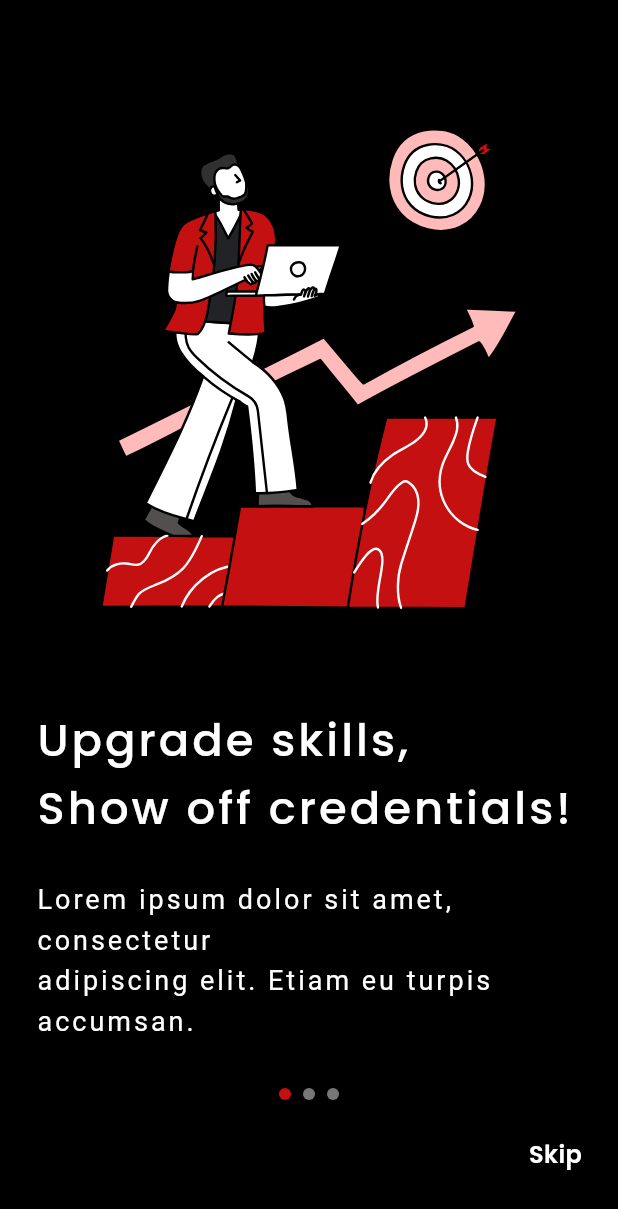
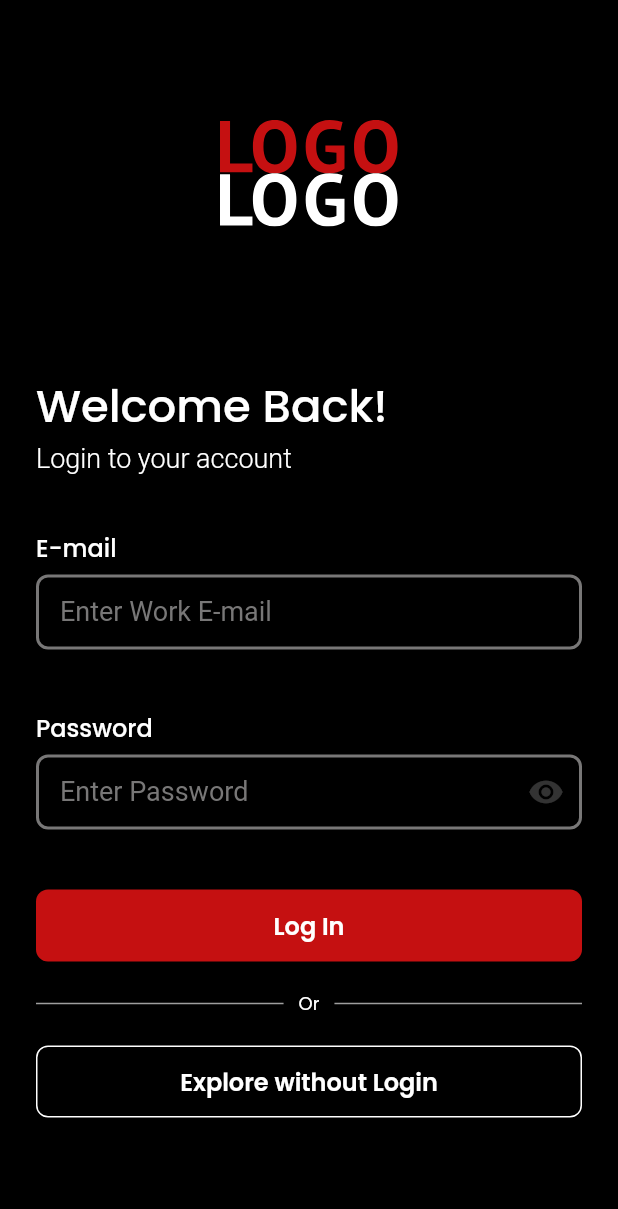
Before and after one commit to RulH19/test_mobdev, a Flutter app: the screen it shows after launch, on a phone screen of 412 x 824 dp. Shown: the top 1209 px of the screen. Run offline on Flutter 3.47's test engine with Material 3 defaults, Android fonts, the light colour scheme and no system bars; drawn by our look-alikes of carousel_slider, smooth_page_indicator; our stand-ins replace flutter_svg, google_fonts.

Commit message:
Login UI

```diff
--- a/lib/main.dart
+++ b/lib/main.dart
@@ -1,4 +1,5 @@
 import 'package:flutter/material.dart';
+import 'package:test_mobdev/screen/login_screen.dart';
 
 import 'package:test_mobdev/screen/on_board_screen.dart';
 
@@ -13,7 +14,7 @@ class MainApp extends StatelessWidget {
   Widget build(BuildContext context) {
     return MaterialApp(
       theme: ThemeData(scaffoldBackgroundColor: Colors.black),
-      home: Scaffold(body: OnBoardScreen()),
+      home: Scaffold(body: LoginScreen()),
     );
   }
 }
--- /dev/null
+++ b/lib/screen/login_screen.dart
@@ -0,0 +1,187 @@
+import 'package:flutter/material.dart';
+import 'package:flutter_svg/svg.dart';
+import 'package:test_mobdev/util/typhography/app_typhography.dart';
+import 'package:test_mobdev/util/validator/validator.dart';
+import 'package:test_mobdev/util/widgets/custom_textfield_auth.dart';
+
+class LoginScreen extends StatefulWidget {
+  const LoginScreen({super.key});
+
+  @override
+  State<LoginScreen> createState() => _LoginScreenState();
+}
+
+class _LoginScreenState extends State<LoginScreen> {
+  final TextEditingController _emailController = TextEditingController();
+  final TextEditingController _passwordController = TextEditingController();
+  final _formKey = GlobalKey<FormState>();
+  void _login() async {
+    if (_formKey.currentState!.validate()) {}
+  }
+
+  @override
+  Widget build(BuildContext context) {
+    return Scaffold(
+      body: SafeArea(
+        child: Padding(
+          padding: const EdgeInsetsDirectional.fromSTEB(24, 80, 24, 0),
+
+          child: SingleChildScrollView(
+            child: Column(
+              mainAxisAlignment: MainAxisAlignment.center,
+              children: [
+                SvgPicture.asset(
+                  height: 71,
+                  width: 120,
+                  'assets/svg/logo-login.svg',
+                  semanticsLabel: 'logo login',
+                ),
+                SizedBox(height: 104),
+
+                Form(
+                  key: _formKey,
+                  child: Column(
+                    crossAxisAlignment: CrossAxisAlignment.start,
+                    children: [
+                      Text(
+                        'Welcome Back!',
+                        style: AppTyphography.headlineHigh.copyWith(
+                          height: 1,
+                          letterSpacing: 0,
+                          fontWeight: FontWeight.w500,
+                        ),
+                      ),
+                      SizedBox(height: 10),
+                      Text(
+                        'Login to your account',
+                        style: AppTyphography.kontenHigh.copyWith(
+                          fontWeight: FontWeight.w300,
+                          height: 1.2,
+                          letterSpacing: 0,
+                        ),
+                      ),
+                      SizedBox(height: 40),
+                      Text(
+                        'E-mail',
+                        style: AppTyphography.headlineSmall.copyWith(
+                          height: 1,
+                          letterSpacing: 0,
+                        ),
+                      ),
+                      SizedBox(height: 10),
+                      CustomTextFieldAuth(
+                        hintText: 'Enter Work E-mail',
+                        controller: _emailController,
+                        validator: (_) => cekFormatEmail(_emailController.text),
+                      ),
+                      SizedBox(height: 24),
+
+                      Text(
+                        'Password',
+                        style: AppTyphography.headlineSmall.copyWith(
+                          height: 1,
+                          letterSpacing: 0,
+                        ),
+                      ),
+                      SizedBox(height: 10),
+
+                      CustomTextFieldAuth(
+                        hintText: 'Enter Password',
+                        controller: _passwordController,
+                        isPassword: true,
+                        validator: (_) => cekPassword(_passwordController.text),
+                      ),
+                      SizedBox(height: 20),
+                      GestureDetector(
+                        onTap: () {},
+                        child: Container(
+                          height: 48,
+                          decoration: BoxDecoration(
+                            color: Color(0xFFC51011),
+
+                            borderRadius: BorderRadius.circular(8),
+                          ),
+                          child: Center(
+                            child: Text(
+                              'Log In',
+                              style: AppTyphography.headlineSmall.copyWith(
+                                fontSize: 16,
+                                color: Colors.white,
+                                height: 1,
+                                letterSpacing: 0,
+                                fontWeight: FontWeight.w600,
+                              ),
+                            ),
+                          ),
+                        ),
+                      ),
+                      SizedBox(height: 20),
+
+                      Row(
+                        children: [
+                          Expanded(
+                            child: Divider(
+                              color: Colors.grey,
+                              thickness: 1,
+                              endIndent: 10,
+                            ),
+                          ),
+                          Text(
+                            'Or',
+                            style: AppTyphography.headlineSmall.copyWith(
+                              fontSize: 12,
+                              color: Colors.white,
+                              height: 1,
+                              letterSpacing: 0,
+                              fontWeight: FontWeight.w400,
+                            ),
+                          ),
+                          Expanded(
+                            child: Divider(
+                              color: Colors.grey,
+                              thickness: 1,
+                              indent: 10,
+                            ),
+                          ),
+                        ],
+                      ),
+                      SizedBox(height: 20),
+
+                      GestureDetector(
+                        onTap: () {},
+                        child: Container(
+                          height: 48,
+                          decoration: BoxDecoration(
+                            border: Border.all(
+                              color: Colors.white, // warna border
+                              width: 1, // ketebalan border
+                            ),
+                            borderRadius: BorderRadius.circular(
+                              8,
+                            ), // opsional: sudut melengkung
+                          ),
+                          child: Center(
+                            child: Text(
+                              'Explore without Login',
+                              style: AppTyphography.headlineSmall.copyWith(
+                                fontSize: 16,
+                                color: Colors.white,
+                                height: 1,
+                                letterSpacing: 0,
+                                fontWeight: FontWeight.w600,
+                              ),
+                            ),
+                          ),
+                        ),
+                      ),
+                    ],
+                  ),
+                ),
+              ],
+            ),
+          ),
+        ),
+      ),
+    );
+  }
+}
--- /dev/null
+++ b/lib/util/validator/validator.dart
@@ -0,0 +1,17 @@
+String? cekFormatEmail(String email) {
+  if (email.isEmpty) {
+    return 'Email Wajib Diisi';
+  } else if (!RegExp(r'^[^@]+@[^@]+\.[^@]+').hasMatch(email)) {
+    return "Format email tidak valid";
+  }
+  return null;
+}
+
+String? cekPassword(String cekPassword) {
+  if (cekPassword.isEmpty) {
+    return "Password wajib diisi";
+  } else if (cekPassword.length < 8) {
+    return "Password minimal 8 karakter";
+  }
+  return null;
+}
--- /dev/null
+++ b/lib/util/widgets/custom_textfield_auth.dart
@@ -0,0 +1,85 @@
+import 'package:flutter/material.dart';
+import 'package:test_mobdev/util/typhography/app_typhography.dart';
+
+class CustomTextFieldAuth extends StatefulWidget {
+  const CustomTextFieldAuth({
+    super.key,
+    required this.hintText,
+    required this.controller,
+    this.isPassword = false,
+    this.validator,
+  });
+  final String hintText;
+  final TextEditingController controller;
+  final bool isPassword;
+  final String? Function(String?)? validator;
+
+  @override
+  State<CustomTextFieldAuth> createState() => _CustomTextFieldAuthState();
+}
+
+class _CustomTextFieldAuthState extends State<CustomTextFieldAuth> {
+  bool _obsecureText = true;
+  void _toggleVisibility() {
+    setState(() {
+      _obsecureText = !_obsecureText;
+    });
+  }
+
+  @override
+  Widget build(BuildContext context) {
+    return Column(
+      children: [
+        TextFormField(
+          style: AppTyphography.kontenHigh.copyWith(
+            fontSize: 18,
+            color: Colors.white,
+            height: 1,
+            letterSpacing: 0,
+            fontWeight: FontWeight.w400,
+          ),
+          validator: widget.validator,
+          controller: widget.controller,
+          obscureText: widget.isPassword ? _obsecureText : false,
+          decoration: InputDecoration(
+            border: OutlineInputBorder(
+              borderRadius: BorderRadius.circular(8),
+              borderSide: BorderSide(color: Color(0xFF787777), width: 2),
+            ),
+            enabledBorder: OutlineInputBorder(
+              borderRadius: BorderRadius.circular(8),
+              borderSide: BorderSide(color: Color(0xFF787777), width: 2),
+            ),
+            focusedBorder: OutlineInputBorder(
+              borderRadius: BorderRadius.circular(8),
+              borderSide: BorderSide(color: Color(0xFF787777), width: 2),
+            ),
+            hintText: widget.hintText,
+            hintStyle: AppTyphography.kontenHigh.copyWith(
+              fontSize: 18,
+              color: Color(0xFF787777),
+              height: 1,
+              letterSpacing: 0,
+            ),
+            suffixIcon:
+                widget.isPassword
+                    ? IconButton(
+                      color: Colors.white,
+                      onPressed: _toggleVisibility,
+                      icon: Opacity(
+                        opacity: 0.2,
+                        child: Icon(
+                          _obsecureText
+                              ? Icons.visibility
+                              : Icons.visibility_off,
+                        ),
+                      ),
+                    )
+                    : null,
+          ),
+        ),
+        SizedBox(height: 20),
+      ],
+    );
+  }
+}
--- a/pubspec.yaml
+++ b/pubspec.yaml
@@ -26,5 +26,6 @@ flutter:
     - assets/svg/animasi-1.svg
     - assets/svg/animasi-2.svg
     - assets/svg/animasi-3.svg
+    - assets/svg/logo-login.svg
     - assets/svg/icon-courses.svg
     - assets/svg/icon-lesson.svg
```
Also changed, not shown: assets/svg/logo-login.svg (added).
